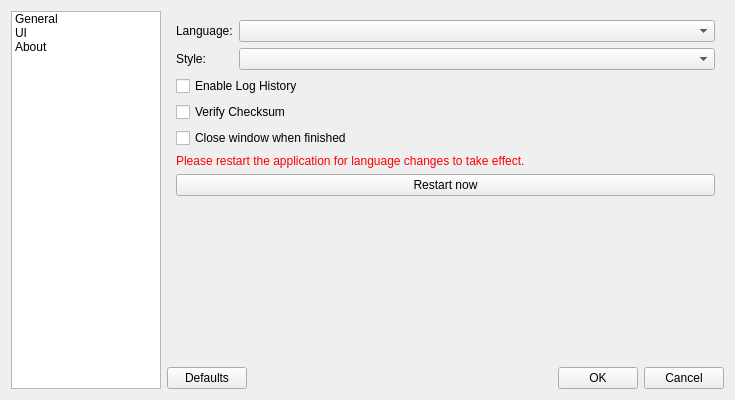
Qt form src/Settings.ui (silo0074/Movero) before a commit.
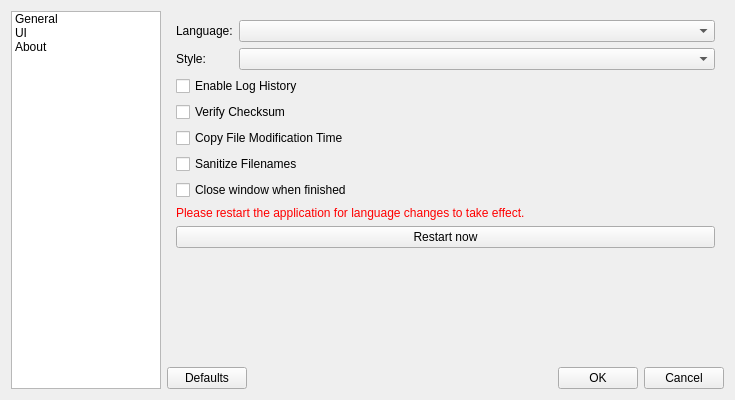
The same form after that commit.

Commit message:
feat: Add file modification time and filename sanitization options
- Enable copying file modification times
- Add option to sanitize filenames during copy

Diff of the .ui file:
```diff
--- a/src/Settings.ui
+++ b/src/Settings.ui
@@ -86,6 +86,23 @@
            </property>
           </widget>
          </item>
+         <item>
+          <widget class="QCheckBox" name="checkFileModTime">
+           <property name="text">
+            <string>Copy File Modification Time</string>
+           </property>
+          </widget>
+         </item>
+         <item>
+          <widget class="QCheckBox" name="checkSanitizeFilenames">
+           <property name="toolTip">
+            <string>Replace characters unsupported by the file system with Unicode equivalents.</string>
+           </property>
+           <property name="text">
+            <string>Sanitize Filenames</string>
+           </property>
+          </widget>
+         </item>
          <item>
           <widget class="QCheckBox" name="checkCloseOnFinish">
            <property name="text">
```
The commit also changes 8 other files.
